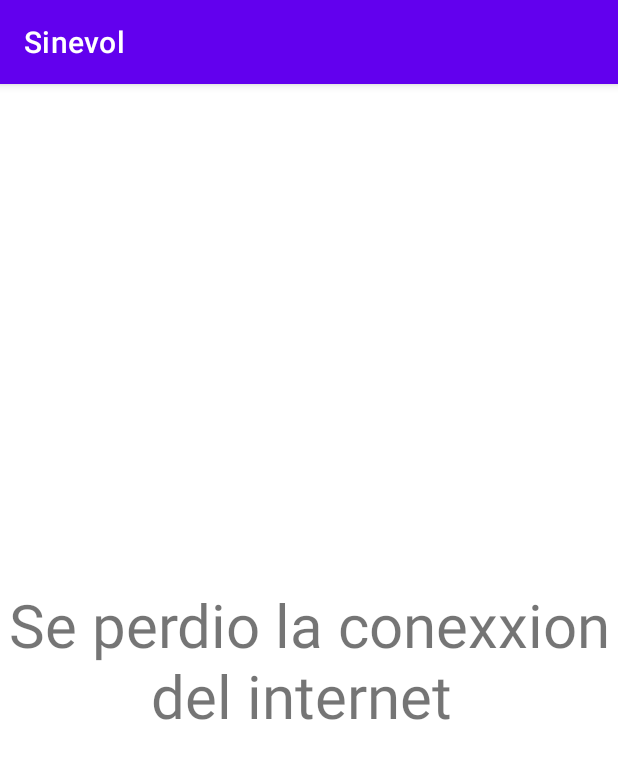
After one commit to helmut1996/APP_SINEVOL, an Android app: the MainError_Internet screen opened directly, with no data from a screen before it, on a phone screen of 412 x 824 dp. The commit adds this screen. Shown: the top 759 px of the screen. Run offline under Robolectric (Android 15) with nearby library versions, the phone set to English and light mode, and no system bars.

Commit message:
CORREGUIR ERRORES

```diff
--- a/app/src/main/java/com/example/myapplication/Adapter/RecycleviewAdapter.java
+++ b/app/src/main/java/com/example/myapplication/Adapter/RecycleviewAdapter.java
@@ -1,5 +1,6 @@
 package com.example.myapplication.Adapter;
 
+import android.app.Activity;
 import android.content.Context;
 import android.content.Intent;
 import android.os.Build;
@@ -93,6 +94,7 @@ public class RecycleviewAdapter extends RecyclerView.Adapter<RecycleviewAdapter.
                     intent.putExtra("Zonacliente",zona.getText());
                     intent.putExtra("Idcliente",idcliente.getText());
                     context.startActivity(intent);
+                    ((Activity)context).finish();
 
 
                 }
--- a/app/src/main/java/com/example/myapplication/Adapter/RecycleviewProductoAdapter.java
+++ b/app/src/main/java/com/example/myapplication/Adapter/RecycleviewProductoAdapter.java
@@ -1,5 +1,6 @@
 package com.example.myapplication.Adapter;
 
+import android.app.Activity;
 import android.content.Context;
 import android.content.Intent;
 import android.view.LayoutInflater;
@@ -106,6 +107,7 @@ public class RecycleviewProductoAdapter extends RecyclerView.Adapter<Recycleview
                     intent.putExtra("idproducto",tvidproducto.getText());
 
                     context.startActivity(intent);
+                    ((Activity)context).finish();
                 }
             });
 
--- a/app/src/main/java/com/example/myapplication/ConexionBD/DBConnection.java
+++ b/app/src/main/java/com/example/myapplication/ConexionBD/DBConnection.java
@@ -12,7 +12,7 @@ public class DBConnection
     private static String ip = "165.98.69.170";
     private static String port = "1440";
     private static String Classes = "net.sourceforge.jtds.jdbc.Driver";
-    private static String database = "BDARTICULOSMIRIAM";
+    private static String database = "BDMARNOR";
     private static String username = "sa";
     private static String password = "System32";
     private Connection connection = null;
--- /dev/null
+++ b/app/src/main/java/com/example/myapplication/MainError_Internet.java
@@ -0,0 +1,20 @@
+package com.example.myapplication;
+
+import androidx.appcompat.app.AppCompatActivity;
+
+import android.content.Context;
+import android.content.Intent;
+import android.net.ConnectivityManager;
+import android.os.Bundle;
+import android.widget.Toast;
+
+public class MainError_Internet extends AppCompatActivity {
+
+    @Override
+    protected void onCreate(Bundle savedInstanceState) {
+        super.onCreate(savedInstanceState);
+        setContentView(R.layout.activity_main_error__internet);
+
+
+    }
+}
--- a/app/src/main/java/com/example/myapplication/MainFactura.java
+++ b/app/src/main/java/com/example/myapplication/MainFactura.java
@@ -59,7 +59,7 @@ public class MainFactura extends AppCompatActivity {
         StrictMode.setThreadPolicy(policy);
 
         getSupportActionBar().setDisplayHomeAsUpEnabled(true);
-        getSupportActionBar().setTitle("Clientes");
+        getSupportActionBar().setTitle(" Lista Clientes");
 
 
         id=getIntent().getIntExtra("Id",0);
--- a/app/src/main/java/com/example/myapplication/MainFacturaList.java
+++ b/app/src/main/java/com/example/myapplication/MainFacturaList.java
@@ -67,6 +67,8 @@ public static String IDVendedor;
 
         getSupportActionBar().setTitle("Facturacion");
         getSupportActionBar().setDisplayHomeAsUpEnabled(true);
+
+
 
         textV_Codigo = findViewById(R.id.textViewCodigo);
         textV_Cliente = findViewById(R.id.textViewcliente);
--- a/app/src/main/java/com/example/myapplication/MainListaproducto.java
+++ b/app/src/main/java/com/example/myapplication/MainListaproducto.java
@@ -158,7 +158,7 @@ import java.util.List;
 
             Statement st = dbConnection.getConnection().createStatement();
             ResultSet rs = st.executeQuery("\n" +
-                    "select top 50 concat(i.Nombre, ' C$ ', i.Precio1,' ',um.Nombre) as Nombre,i.Nombre as Producto,um.Nombre as UM,i.idInventario, i.ImagenApk, i.Precio1,ad.info1,ad.info2,ad.info3,ad.info4,ad.info5,i.Stock from Inventario i inner join Unidad_Medida um on i.idUndMedida=um.idUnidadMedida inner join InventarioInfoAdic ad on i.idInventario= ad.idInventario where i.Estado = 'Activo' and i.Nombre like '%"+Buscar+"%'");
+                    "select top 50 concat(i.Nombre, ' C$ ', i.Precio1,' ',um.Nombre) as Nombre,i.Nombre as Producto,um.Nombre as UM,i.idInventario, i.ImagenApk, i.Precio1,ad.info1,ad.info2,ad.info3,ad.info4,ad.info5,i.Stock from Inventario i inner join Unidad_Medida um on i.idUndMedida=um.idUnidadMedida inner join InventarioInfoAdic ad on i.idInventario= ad.idInventario where i.Estado = 'Activo' and i.Nombre like '%"+Buscar+"%' and Stock >0");
 
             while (rs.next()){
 
--- a/app/src/main/java/com/example/myapplication/MainMenu.java
+++ b/app/src/main/java/com/example/myapplication/MainMenu.java
@@ -3,7 +3,9 @@ package com.example.myapplication;
 import androidx.appcompat.app.AppCompatActivity;
 
 import android.annotation.SuppressLint;
+import android.content.Context;
 import android.content.Intent;
+import android.net.ConnectivityManager;
 import android.os.Bundle;
 import android.view.Menu;
 import android.view.View;
@@ -11,6 +13,7 @@ import android.widget.Button;
 import android.widget.EditText;
 import android.widget.ImageButton;
 import android.widget.TextView;
+import android.widget.Toast;
 
 import com.example.myapplication.ConexionBD.DBConnection;
 
@@ -28,6 +31,8 @@ public class MainMenu extends AppCompatActivity implements View.OnClickListener{
         super.onCreate(savedInstanceState);
         setContentView(R.layout.activity_main_menu);
         getSupportActionBar().setTitle("Menu Principal");
+
+
 
         id=getIntent().getIntExtra("IdVendedor",0);
         Bundle extra=getIntent().getExtras();
--- /dev/null
+++ b/app/src/main/res/layout/activity_main_error__internet.xml
@@ -0,0 +1,17 @@
+<?xml version="1.0" encoding="utf-8"?>
+<androidx.constraintlayout.widget.ConstraintLayout xmlns:android="http://schemas.android.com/apk/res/android"
+    xmlns:app="http://schemas.android.com/apk/res-auto"
+    xmlns:tools="http://schemas.android.com/tools"
+    android:layout_width="match_parent"
+    android:layout_height="match_parent"
+    tools:context=".MainError_Internet">
+
+    <TextView
+        android:layout_width="match_parent"
+        android:layout_height="match_parent"
+        android:text="Se perdio la conexxion del internet "
+        android:textSize="40sp"
+        android:gravity="center">
+
+    </TextView>
+</androidx.constraintlayout.widget.ConstraintLayout>
```
Also changed, not shown: app/src/main/AndroidManifest.xml (+7 -3 lines), app/src/main/java/com/example/myapplication/MainProductosCliente.java (+3 -5 lines), app/src/main/res/values/strings.xml (+5 -5 lines).
